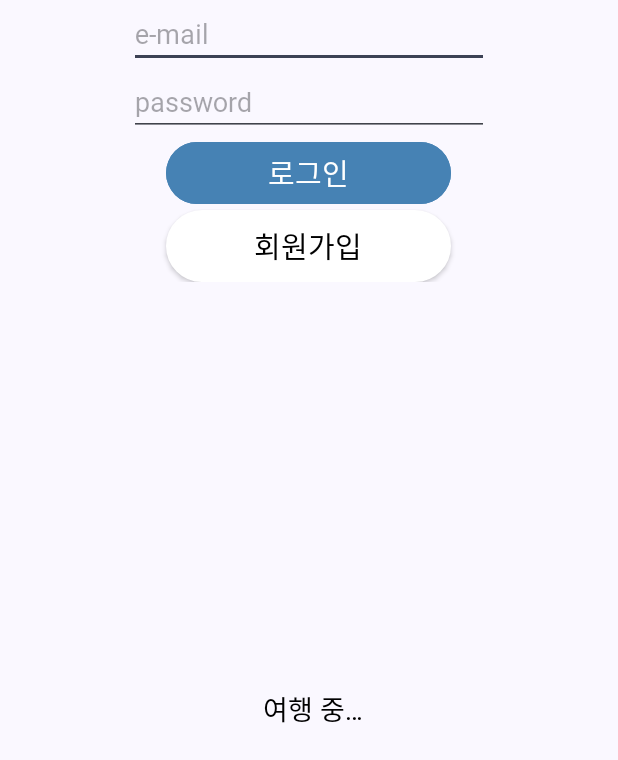
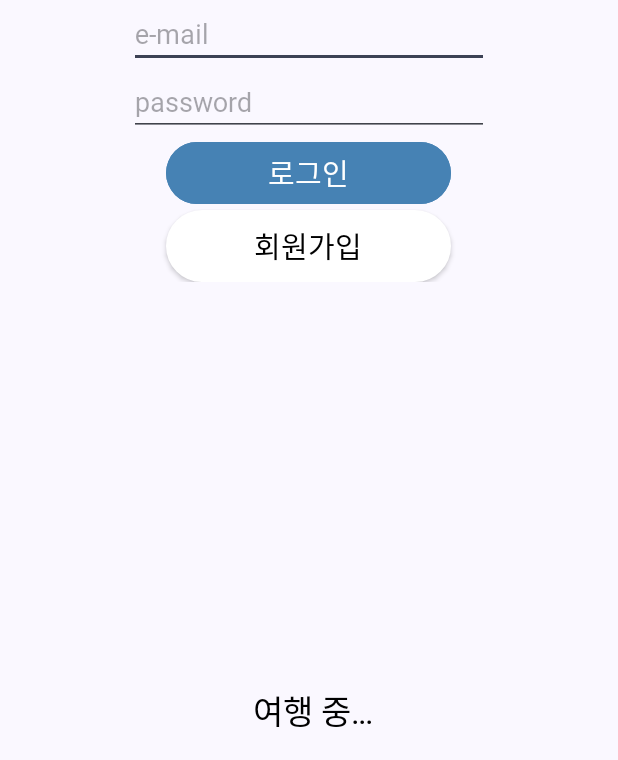
Before and after one commit to Yang-ga-hyeon/TrekBuddy, an Android app: the screen it shows after launch (MainActivity), on a phone screen of 412 x 824 dp, the part 476-1236 px from its top. Run offline under Robolectric (Android 15) with nearby library versions, the phone set to English and light mode, and no system bars; our stand-ins replace Firebase (no records; nobody signed in at launch, a user with empty details on screens opened directly).

Commit message:
Add files via upload

```diff
--- a/TrekBuddy/app/src/main/res/layout/activity_main.xml
+++ b/TrekBuddy/app/src/main/res/layout/activity_main.xml
@@ -100,7 +100,7 @@
             android:fontFamily="@font/gothic"
             android:text=" 여행 중…"
             android:textColor="@color/black"
-            android:textSize="18sp"
+            android:textSize="22sp"
             app:layout_constraintStart_toEndOf="@+id/locationTextView" />
 
     </LinearLayout>
```
